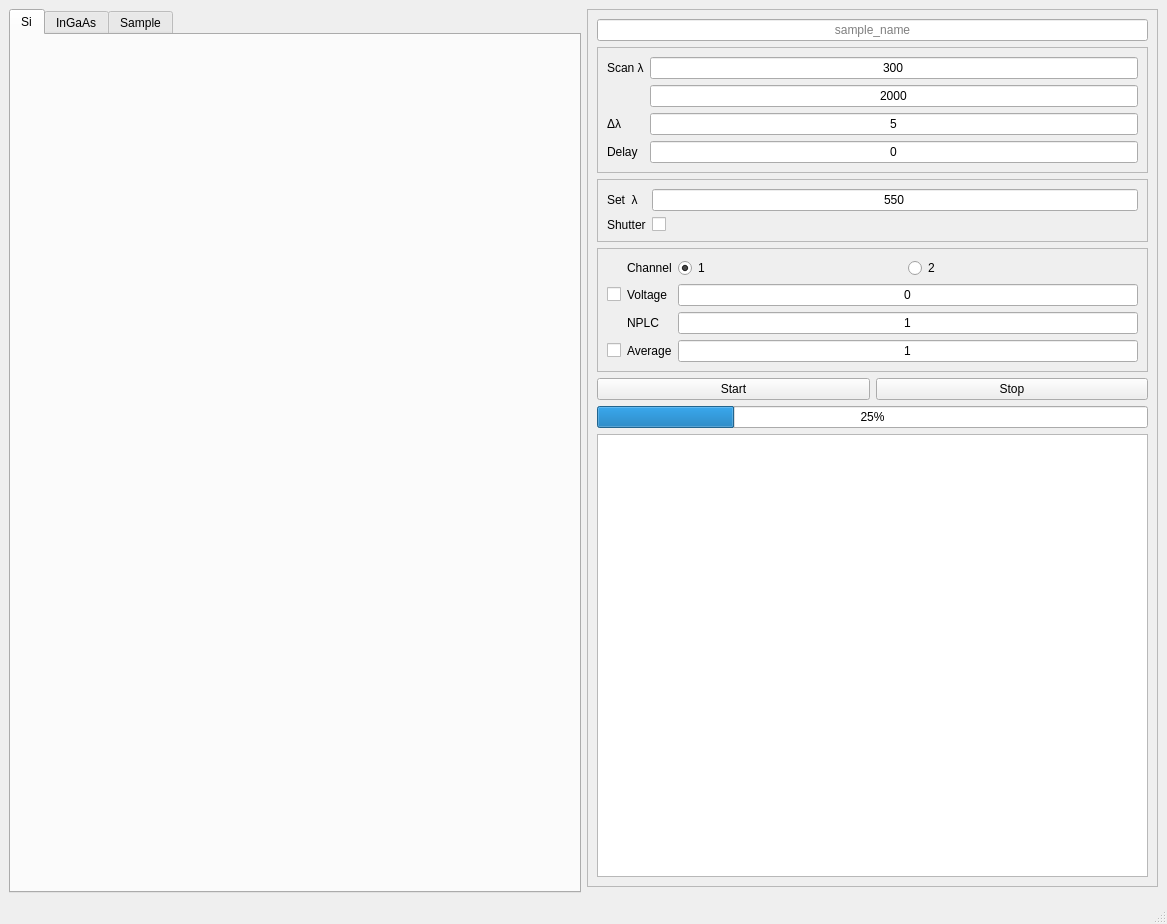
First picture: the form in design.ui, repository xsoton/dsr, before the edit.
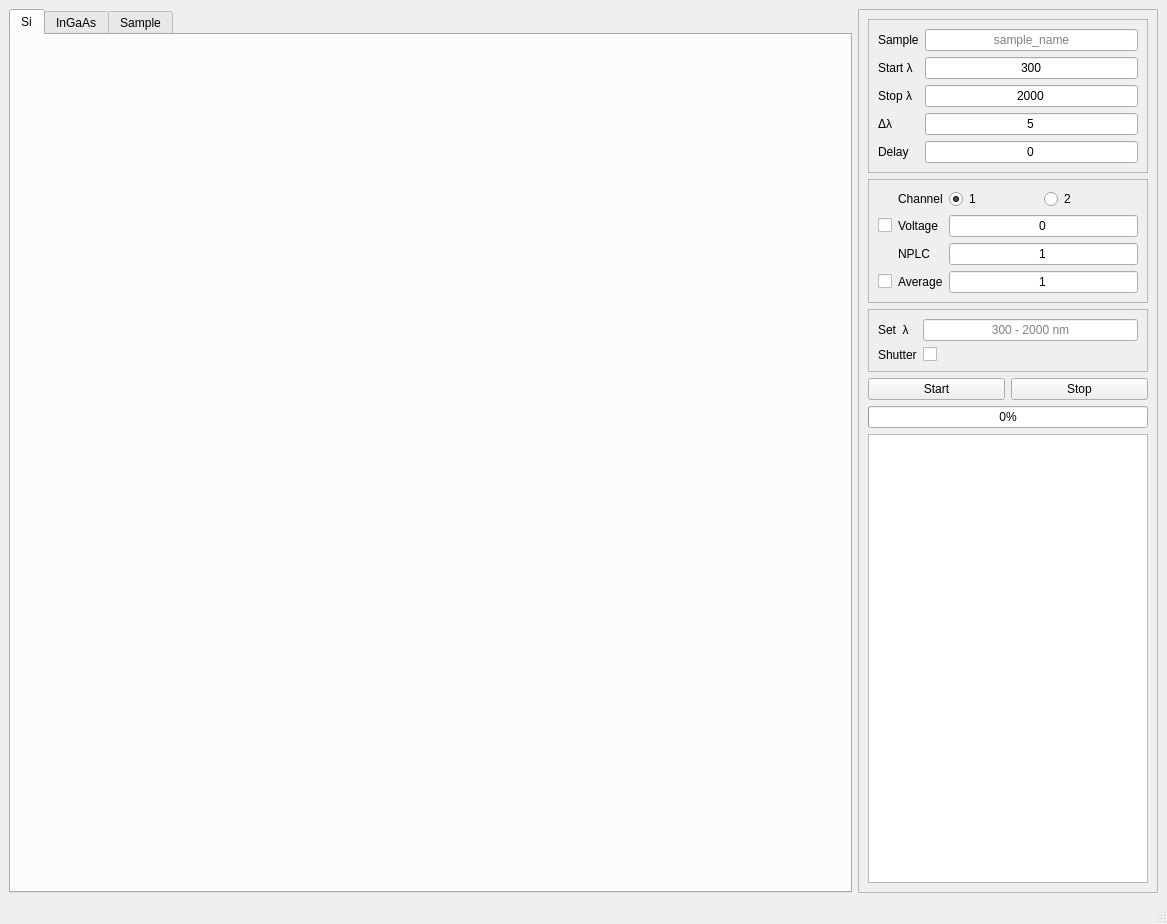
Second picture: the form after the edit.

```diff
--- a/design.ui
+++ b/design.ui
@@ -19,9 +19,67 @@
   <property name="windowTitle">
    <string>MainWindow</string>
   </property>
+  <property name="documentMode">
+   <bool>false</bool>
+  </property>
+  <property name="tabShape">
+   <enum>QTabWidget::TabShape::Rounded</enum>
+  </property>
+  <property name="unifiedTitleAndToolBarOnMac">
+   <bool>false</bool>
+  </property>
   <widget class="QWidget" name="centralwidget">
-   <layout class="QGridLayout" name="gridLayout">
-    <item row="0" column="1">
+   <layout class="QHBoxLayout" name="horizontalLayout">
+    <item>
+     <widget class="QTabWidget" name="tabs">
+      <property name="minimumSize">
+       <size>
+        <width>572</width>
+        <height>0</height>
+       </size>
+      </property>
+      <property name="tabPosition">
+       <enum>QTabWidget::TabPosition::North</enum>
+      </property>
+      <property name="tabShape">
+       <enum>QTabWidget::TabShape::Rounded</enum>
+      </property>
+      <property name="currentIndex">
+       <number>0</number>
+      </property>
+      <property name="elideMode">
+       <enum>Qt::TextElideMode::ElideNone</enum>
+      </property>
+      <property name="usesScrollButtons">
+       <bool>true</bool>
+      </property>
+      <property name="documentMode">
+       <bool>false</bool>
+      </property>
+      <property name="tabsClosable">
+       <bool>false</bool>
+      </property>
+      <property name="movable">
+       <bool>false</bool>
+      </property>
+      <widget class="QWidget" name="tab_si">
+       <attribute name="title">
+        <string>Si</string>
+       </attribute>
+      </widget>
+      <widget class="QWidget" name="tab_ingaas">
+       <attribute name="title">
+        <string>InGaAs</string>
+       </attribute>
+      </widget>
+      <widget class="QWidget" name="tab_sample">
+       <attribute name="title">
+        <string>Sample</string>
+       </attribute>
+      </widget>
+     </widget>
+    </item>
+    <item>
      <widget class="QScrollArea" name="scrollArea">
       <property name="enabled">
        <bool>true</bool>
@@ -32,6 +90,12 @@
         <verstretch>0</verstretch>
        </sizepolicy>
       </property>
+      <property name="maximumSize">
+       <size>
+        <width>300</width>
+        <height>16777215</height>
+       </size>
+      </property>
       <property name="widgetResizable">
        <bool>true</bool>
       </property>
@@ -43,7 +107,7 @@
         <rect>
          <x>0</x>
          <y>0</y>
-         <width>569</width>
+         <width>298</width>
          <height>862</height>
         </rect>
        </property>
@@ -54,22 +118,6 @@
         </sizepolicy>
        </property>
        <layout class="QVBoxLayout" name="verticalLayout_2">
-        <item>
-         <widget class="QLineEdit" name="sample_name">
-          <property name="text">
-           <string/>
-          </property>
-          <property name="frame">
-           <bool>true</bool>
-          </property>
-          <property name="alignment">
-           <set>Qt::AlignmentFlag::AlignCenter</set>
-          </property>
-          <property name="placeholderText">
-           <string>sample_name</string>
-          </property>
-         </widget>
-        </item>
         <item>
          <widget class="QFrame" name="frame_meas">
           <property name="frameShape">
@@ -79,8 +127,27 @@
            <enum>QFrame::Shadow::Raised</enum>
           </property>
           <layout class="QGridLayout" name="gridLayout_3">
-           <item row="2" column="1">
-            <widget class="QLineEdit" name="step">
+           <item row="1" column="1">
+            <widget class="QLineEdit" name="start_edit">
+             <property name="text">
+              <string>300</string>
+             </property>
+             <property name="alignment">
+              <set>Qt::AlignmentFlag::AlignCenter</set>
+             </property>
+             <property name="dragEnabled">
+              <bool>false</bool>
+             </property>
+             <property name="readOnly">
+              <bool>false</bool>
+             </property>
+             <property name="placeholderText">
+              <string>from, nm</string>
+             </property>
+            </widget>
+           </item>
+           <item row="4" column="1">
+            <widget class="QLineEdit" name="step_edit">
              <property name="text">
               <string>5</string>
              </property>
@@ -92,8 +159,15 @@
              </property>
             </widget>
            </item>
-           <item row="3" column="1">
-            <widget class="QLineEdit" name="delay">
+           <item row="1" column="0">
+            <widget class="QLabel" name="label_start">
+             <property name="text">
+              <string>Start λ</string>
+             </property>
+            </widget>
+           </item>
+           <item row="5" column="1">
+            <widget class="QLineEdit" name="delay_edit">
              <property name="text">
               <string>0</string>
              </property>
@@ -105,14 +179,14 @@
              </property>
             </widget>
            </item>
-           <item row="0" column="0">
-            <widget class="QLabel" name="label_from">
-             <property name="text">
-              <string>Scan λ</string>
-             </property>
-            </widget>
-           </item>
            <item row="3" column="0">
+            <widget class="QLabel" name="label_stop">
+             <property name="text">
+              <string>Stop λ</string>
+             </property>
+            </widget>
+           </item>
+           <item row="5" column="0">
             <widget class="QLabel" name="label_delay">
              <property name="text">
               <string>Delay</string>
@@ -122,7 +196,7 @@
              </property>
             </widget>
            </item>
-           <item row="2" column="0">
+           <item row="4" column="0">
             <widget class="QLabel" name="label_step">
              <property name="text">
               <string>Δλ</string>
@@ -132,8 +206,8 @@
              </property>
             </widget>
            </item>
-           <item row="1" column="1">
-            <widget class="QLineEdit" name="to">
+           <item row="3" column="1">
+            <widget class="QLineEdit" name="stop_edit">
              <property name="text">
               <string>2000</string>
              </property>
@@ -146,67 +220,28 @@
             </widget>
            </item>
            <item row="0" column="1">
-            <widget class="QLineEdit" name="from">
-             <property name="text">
-              <string>300</string>
-             </property>
-             <property name="alignment">
-              <set>Qt::AlignmentFlag::AlignCenter</set>
-             </property>
-             <property name="dragEnabled">
-              <bool>false</bool>
-             </property>
-             <property name="readOnly">
-              <bool>false</bool>
-             </property>
-             <property name="placeholderText">
-              <string>from, nm</string>
-             </property>
-            </widget>
-           </item>
-          </layout>
-         </widget>
-        </item>
-        <item>
-         <widget class="QFrame" name="frame_mono">
-          <property name="frameShape">
-           <enum>QFrame::Shape::StyledPanel</enum>
-          </property>
-          <property name="frameShadow">
-           <enum>QFrame::Shadow::Raised</enum>
-          </property>
-          <layout class="QGridLayout" name="gridLayout_2">
-           <item row="0" column="0">
-            <widget class="QLabel" name="label_setwl">
-             <property name="text">
-              <string>Set  λ</string>
-             </property>
-            </widget>
-           </item>
-           <item row="0" column="1">
-            <widget class="QLineEdit" name="setwl">
-             <property name="text">
-              <string>550</string>
-             </property>
-             <property name="alignment">
-              <set>Qt::AlignmentFlag::AlignCenter</set>
-             </property>
-             <property name="placeholderText">
-              <string>300 - 2000 nm</string>
-             </property>
-            </widget>
-           </item>
-           <item row="1" column="1">
-            <widget class="QCheckBox" name="shutter">
+            <widget class="QLineEdit" name="sample_edit">
              <property name="text">
               <string/>
              </property>
+             <property name="maxLength">
+              <number>20</number>
+             </property>
+             <property name="frame">
+              <bool>true</bool>
+             </property>
+             <property name="alignment">
+              <set>Qt::AlignmentFlag::AlignCenter</set>
+             </property>
+             <property name="placeholderText">
+              <string>sample_name</string>
+             </property>
             </widget>
            </item>
-           <item row="1" column="0">
-            <widget class="QLabel" name="label_shutter">
+           <item row="0" column="0">
+            <widget class="QLabel" name="label_sample">
              <property name="text">
-              <string>Shutter</string>
+              <string>Sample</string>
              </property>
             </widget>
            </item>
@@ -222,6 +257,19 @@
            <enum>QFrame::Shadow::Raised</enum>
           </property>
           <layout class="QGridLayout" name="gridLayout_4">
+           <item row="2" column="2">
+            <widget class="QLineEdit" name="nplc_edit">
+             <property name="text">
+              <string>1</string>
+             </property>
+             <property name="alignment">
+              <set>Qt::AlignmentFlag::AlignCenter</set>
+             </property>
+             <property name="placeholderText">
+              <string>0.01 - 10.00</string>
+             </property>
+            </widget>
+           </item>
            <item row="4" column="2">
             <widget class="QLineEdit" name="average">
              <property name="text">
@@ -285,26 +333,6 @@
              </layout>
             </widget>
            </item>
-           <item row="2" column="2">
-            <widget class="QLineEdit" name="nplc">
-             <property name="text">
-              <string>1</string>
-             </property>
-             <property name="alignment">
-              <set>Qt::AlignmentFlag::AlignCenter</set>
-             </property>
-             <property name="placeholderText">
-              <string>0.01 - 10.00</string>
-             </property>
-            </widget>
-           </item>
-           <item row="4" column="1">
-            <widget class="QLabel" name="label_average">
-             <property name="text">
-              <string>Average</string>
-             </property>
-            </widget>
-           </item>
            <item row="0" column="1">
             <widget class="QLabel" name="label_channel">
              <property name="text">
@@ -312,8 +340,8 @@
              </property>
             </widget>
            </item>
-           <item row="4" column="0">
-            <widget class="QCheckBox" name="check_average">
+           <item row="1" column="0">
+            <widget class="QCheckBox" name="voltage_check">
              <property name="text">
               <string/>
              </property>
@@ -326,20 +354,6 @@
              </property>
             </widget>
            </item>
-           <item row="1" column="1">
-            <widget class="QLabel" name="label_voltage">
-             <property name="text">
-              <string>Voltage</string>
-             </property>
-            </widget>
-           </item>
-           <item row="1" column="0">
-            <widget class="QCheckBox" name="check_voltage">
-             <property name="text">
-              <string/>
-             </property>
-            </widget>
-           </item>
            <item row="1" column="2">
             <widget class="QLineEdit" name="voltage">
              <property name="text">
@@ -353,6 +367,73 @@
              </property>
             </widget>
            </item>
+           <item row="4" column="0">
+            <widget class="QCheckBox" name="average_check">
+             <property name="text">
+              <string/>
+             </property>
+            </widget>
+           </item>
+           <item row="4" column="1">
+            <widget class="QLabel" name="label_average">
+             <property name="text">
+              <string>Average</string>
+             </property>
+            </widget>
+           </item>
+           <item row="1" column="1">
+            <widget class="QLabel" name="label_voltage">
+             <property name="text">
+              <string>Voltage</string>
+             </property>
+            </widget>
+           </item>
+          </layout>
+         </widget>
+        </item>
+        <item>
+         <widget class="QFrame" name="frame_mono">
+          <property name="frameShape">
+           <enum>QFrame::Shape::StyledPanel</enum>
+          </property>
+          <property name="frameShadow">
+           <enum>QFrame::Shadow::Raised</enum>
+          </property>
+          <layout class="QGridLayout" name="gridLayout_2">
+           <item row="1" column="0">
+            <widget class="QLabel" name="label_shutter">
+             <property name="text">
+              <string>Shutter</string>
+             </property>
+            </widget>
+           </item>
+           <item row="0" column="1">
+            <widget class="QLineEdit" name="wl_edit">
+             <property name="text">
+              <string/>
+             </property>
+             <property name="alignment">
+              <set>Qt::AlignmentFlag::AlignCenter</set>
+             </property>
+             <property name="placeholderText">
+              <string>300 - 2000 nm</string>
+             </property>
+            </widget>
+           </item>
+           <item row="1" column="1">
+            <widget class="QCheckBox" name="shutter_check">
+             <property name="text">
+              <string/>
+             </property>
+            </widget>
+           </item>
+           <item row="0" column="0">
+            <widget class="QLabel" name="label_setwl">
+             <property name="text">
+              <string>Set  λ</string>
+             </property>
+            </widget>
+           </item>
           </layout>
          </widget>
         </item>
@@ -377,13 +458,6 @@
            <property name="bottomMargin">
             <number>0</number>
            </property>
-           <item row="0" column="1">
-            <widget class="QPushButton" name="button_stop">
-             <property name="text">
-              <string>Stop</string>
-             </property>
-            </widget>
-           </item>
            <item row="0" column="0">
             <widget class="QPushButton" name="button_start">
              <property name="text">
@@ -391,10 +465,17 @@
              </property>
             </widget>
            </item>
+           <item row="0" column="1">
+            <widget class="QPushButton" name="stop_button">
+             <property name="text">
+              <string>Stop</string>
+             </property>
+            </widget>
+           </item>
            <item row="1" column="0" colspan="2">
             <widget class="QProgressBar" name="progress">
              <property name="value">
-              <number>25</number>
+              <number>0</number>
              </property>
             </widget>
            </item>
@@ -408,55 +489,6 @@
       </widget>
      </widget>
     </item>
-    <item row="0" column="0" rowspan="2">
-     <widget class="QTabWidget" name="tabs">
-      <property name="minimumSize">
-       <size>
-        <width>572</width>
-        <height>0</height>
-       </size>
-      </property>
-      <property name="tabPosition">
-       <enum>QTabWidget::TabPosition::North</enum>
-      </property>
-      <property name="tabShape">
-       <enum>QTabWidget::TabShape::Rounded</enum>
-      </property>
-      <property name="currentIndex">
-       <number>0</number>
-      </property>
-      <property name="elideMode">
-       <enum>Qt::TextElideMode::ElideNone</enum>
-      </property>
-      <property name="usesScrollButtons">
-       <bool>true</bool>
-      </property>
-      <property name="documentMode">
-       <bool>false</bool>
-      </property>
-      <property name="tabsClosable">
-       <bool>false</bool>
-      </property>
-      <property name="movable">
-       <bool>false</bool>
-      </property>
-      <widget class="QWidget" name="tab_si">
-       <attribute name="title">
-        <string>Si</string>
-       </attribute>
-      </widget>
-      <widget class="QWidget" name="tab_ingaas">
-       <attribute name="title">
-        <string>InGaAs</string>
-       </attribute>
-      </widget>
-      <widget class="QWidget" name="tab_sample">
-       <attribute name="title">
-        <string>Sample</string>
-       </attribute>
-      </widget>
-     </widget>
-    </item>
    </layout>
   </widget>
   <widget class="QMenuBar" name="menubar">
```
Left out of the diff: 14 changed lines with no effect on the pictures.
